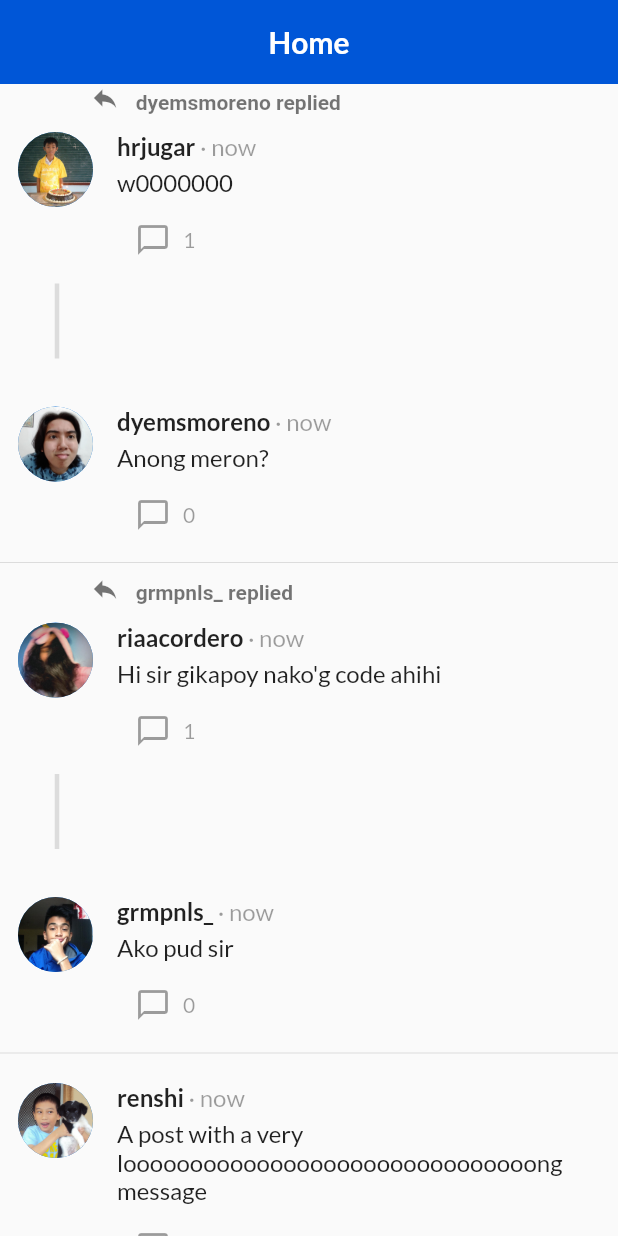
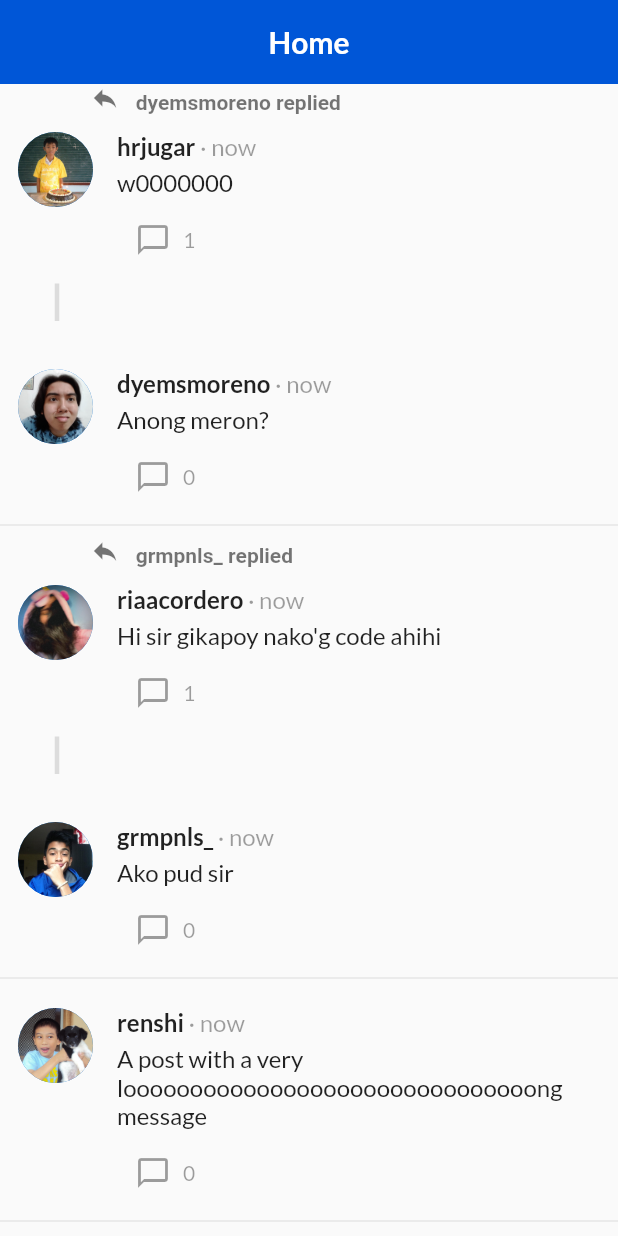
Before and after one commit to riaacordero/OOP-Module-3-Exam, a Flutter app: the screen it shows after launch, after a tap on "Create Account", on a phone screen of 412 x 824 dp. Run offline on Flutter 3.47's test engine with Material 2 defaults, Android fonts, the phone set to English and light mode, and no system bars; our stand-ins replace flutter_svg.

Commit message:
Code cleanup

```diff
--- a/lib/others/main_post_item.dart
+++ b/lib/others/main_post_item.dart
@@ -1,5 +1,4 @@
 import 'package:chika/database/post.dart';
-import 'package:chika/others/post_list.dart';
 import 'package:flutter/material.dart';
 
 class MainPostItem extends StatefulWidget {
--- a/lib/others/post_list.dart
+++ b/lib/others/post_list.dart
@@ -74,7 +74,7 @@ _addParentPostData(Post? post) {
     Container(
       alignment: Alignment.centerLeft,
       padding: const EdgeInsets.only(left: 30),
-      height: 50,
+      height: 25,
       child: const VerticalDivider(thickness: 3)
     ),
     const SizedBox(height: 20)
--- a/lib/screens/new_post_screen.dart
+++ b/lib/screens/new_post_screen.dart
@@ -1,7 +1,6 @@
 import 'package:chika/database/post.dart';
 import 'package:chika/database/user.dart';
 import 'package:chika/others/navigation_tab.dart';
-import 'package:chika/screens/news_feed_screen.dart';
 import 'package:chika/screens/post_screen.dart';
 import 'package:flutter/material.dart';
 
```
